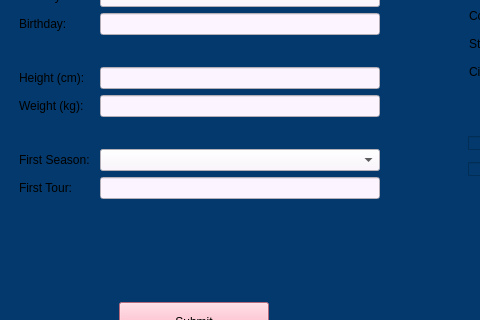
Before: the Qt Designer form gui/main_widget/ui/wsl_analytics_ui.ui in rhill5555/py-widget-surfing, drawn with Qt 5; both pictures show x 121 to 601 and y 401 to 721 of the 1100 by 900 pixel window.
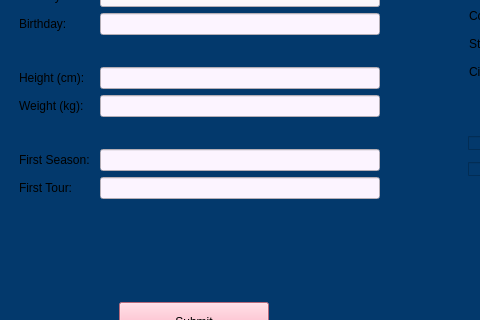
After: the same form once the commit is applied.

Commit message: changed first year cb to line

```diff
--- a/gui/main_widget/ui/wsl_analytics_ui.ui
+++ b/gui/main_widget/ui/wsl_analytics_ui.ui
@@ -1052,13 +1052,6 @@
            </property>
           </widget>
          </item>
-         <item row="10" column="1">
-          <widget class="QComboBox" name="BioFirSeasonCb">
-           <property name="styleSheet">
-            <string notr="true">background: #fcf4ff</string>
-           </property>
-          </widget>
-         </item>
          <item row="11" column="0">
           <widget class="QLabel" name="BioFirtour">
            <property name="text">
@@ -1087,6 +1080,13 @@
            </property>
           </widget>
          </item>
+         <item row="10" column="1">
+          <widget class="QLineEdit" name="BioFirSeasonCb">
+           <property name="styleSheet">
+            <string notr="true">background: #fcf4ff</string>
+           </property>
+          </widget>
+         </item>
         </layout>
        </widget>
        <widget class="QWidget" name="verticalLayoutWidget">
```
The commit also changes 1 other file.
